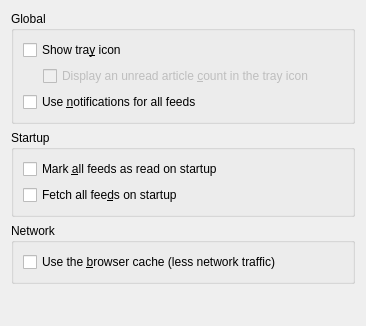
Qt form akregator2/configuration/settings_general.ui (KDE/kdepim) before a commit.
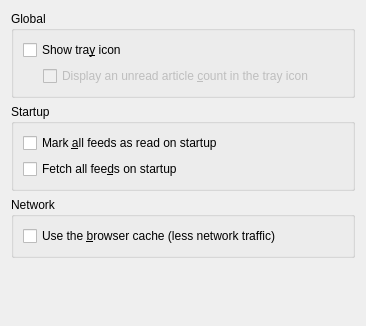
The same form after that commit.

Commit message: Remove notification-related configuration option

```diff
--- a/akregator2/configuration/settings_general.ui
+++ b/akregator2/configuration/settings_general.ui
@@ -58,19 +58,6 @@
         </item>
        </layout>
       </item>
-      <item>
-       <widget class="QCheckBox" name="kcfg_UseNotifications">
-        <property name="toolTip">
-         <string/>
-        </property>
-        <property name="whatsThis">
-         <string>Select this if you want to get notified when there are new articles.</string>
-        </property>
-        <property name="text">
-         <string>Use &amp;notifications for all feeds</string>
-        </property>
-       </widget>
-      </item>
      </layout>
     </widget>
    </item>
```
